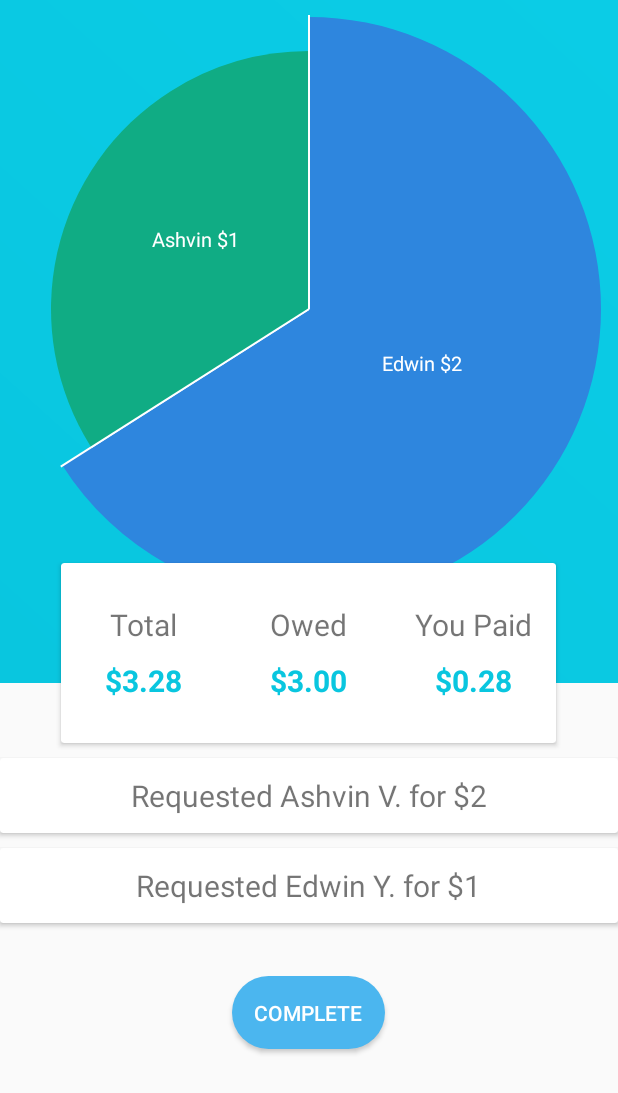
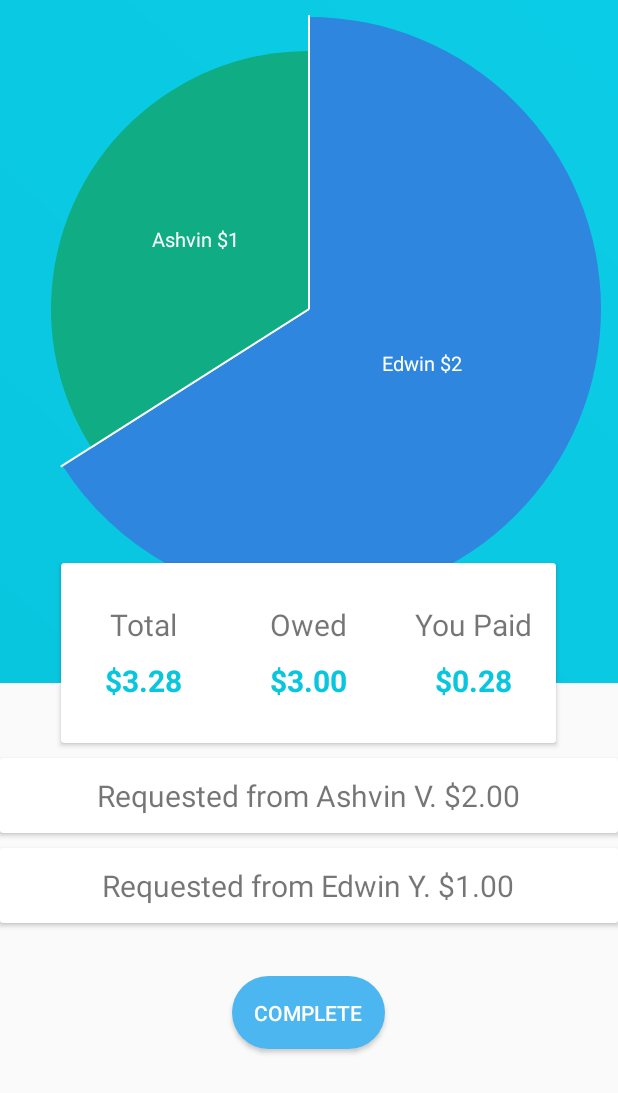
Before and after one commit to soukaryag/Split, an Android app: the FinalActivity screen opened directly, with no data from a screen before it, on a phone screen of 412 x 824 dp. Shown: the top 1093 px of the screen. Run offline under Robolectric (Android 15) with nearby library versions, the phone set to English and light mode, and no system bars.

Commit message:
unhardcoded finalact

```diff
--- a/receipts/app/src/main/java/com/example/ashvin/receipts/FinalActivity.java
+++ b/receipts/app/src/main/java/com/example/ashvin/receipts/FinalActivity.java
@@ -9,6 +9,7 @@ import android.os.Bundle;
 import android.view.View;
 import android.widget.Button;
 import android.widget.TextView;
+import java.text.DecimalFormat;
 
 
 public class FinalActivity extends Activity {
@@ -16,10 +17,50 @@ public class FinalActivity extends Activity {
     PieView pieView;
     Button button;
     Button button2;
+    String paid;
+    String total;
+    String owed;
+
+    String payer1str;
+    String payer2str;
+
+    String p1amount;
+    String p2amount;
+
     @Override
     protected void onCreate(Bundle savedInstanceState) {
         super.onCreate(savedInstanceState);
         setContentView(R.layout.activity_final);
+
+        DecimalFormat df = new DecimalFormat("0.00");
+
+        this.total = "3.28";   //need this value
+
+        this.p1amount = "2.00";  //need this value
+        this.p2amount = "1.00";  //need this value
+
+        this.owed = String.valueOf(df.format(Float.parseFloat(p1amount) + Float.parseFloat(p2amount)));
+
+        this.paid = String.valueOf(df.format(Float.parseFloat(total) - Float.parseFloat(owed)));
+
+        TextView paidField = (TextView) findViewById(R.id.paidAmount);
+        paidField.setText("$" + paid);
+
+        TextView totalField = (TextView) findViewById(R.id.totalAmount);
+        totalField.setText("$" + total);
+
+        TextView owedField = (TextView) findViewById(R.id.owedAmount);
+        owedField.setText("$" + owed);
+
+        TextView p1Field = (TextView) findViewById(R.id.payerOne);
+        p1Field.setText("Requested from Ashvin V. $" + p1amount);
+
+        TextView p2Field = (TextView) findViewById(R.id.payerTwo);
+        p2Field.setText("Requested from Edwin Y. $" + p2amount);
+
+
+
+
         textView = (TextView)findViewById(R.id.textView);
         pieView = (PieView)findViewById(R.id.pie_view);
         button = (Button)findViewById(R.id.pie_button);
--- a/receipts/app/src/main/res/layout/activity_final.xml
+++ b/receipts/app/src/main/res/layout/activity_final.xml
@@ -66,9 +66,10 @@
                         android:textSize="20sp"
                         />
                     <TextView
+                        android:id="@+id/totalAmount"
                         android:layout_width="wrap_content"
                         android:layout_height="wrap_content"
-                        android:text="$3.28"
+                        android:text="0"
                         android:textStyle="bold"
                         android:textSize="20sp"
                         android:paddingTop="10dp"
@@ -88,9 +89,10 @@
                         android:textSize="20sp"
                         />
                     <TextView
+                        android:id="@+id/owedAmount"
                         android:layout_width="wrap_content"
                         android:layout_height="wrap_content"
-                        android:text="$3.00"
+                        android:text="0"
                         android:textStyle="bold"
                         android:textSize="20sp"
                         android:paddingTop="10dp"
@@ -110,9 +112,10 @@
                         android:textSize="20sp"
                         />
                     <TextView
+                        android:id="@+id/paidAmount"
                         android:layout_width="wrap_content"
                         android:layout_height="wrap_content"
-                        android:text="$0.28"
+                        android:text="0"
                         android:textStyle="bold"
                         android:textSize="20sp"
                         android:paddingTop="10dp"
@@ -142,9 +145,10 @@
                 android:layout_weight="1"
                 android:layout_height="match_parent">
                 <TextView
+                    android:id="@+id/payerOne"
                     android:layout_width="wrap_content"
                     android:layout_height="wrap_content"
-                    android:text="Requested Ashvin V. for $2"
+                    android:text="n/a"
                     android:textSize="20sp"
                     />
             </LinearLayout>
@@ -171,9 +175,10 @@
                 android:layout_weight="1"
                 android:layout_height="match_parent">
                 <TextView
+                    android:id="@+id/payerTwo"
                     android:layout_width="wrap_content"
                     android:layout_height="wrap_content"
-                    android:text="Requested Edwin Y. for $1"
+                    android:text="n/a"
                     android:textSize="20sp"
                     />
             </LinearLayout>
--- a/receipts/app/src/main/res/layout/activity_results.xml
+++ b/receipts/app/src/main/res/layout/activity_results.xml
@@ -26,7 +26,7 @@
             android:layout_marginEnd="118dp"
             android:layout_marginRight="0dp"
             android:paddingTop="20dp"
-            android:text="Soukarya Ghosh"
+            android:text="Soukarya"
             android:textSize="24sp"
             android:textStyle="bold" />
 
```
Also changed, not shown: receipts/app/src/main/java/com/example/ashvin/receipts/ResultsActivity.java (line endings or trailing spaces).
